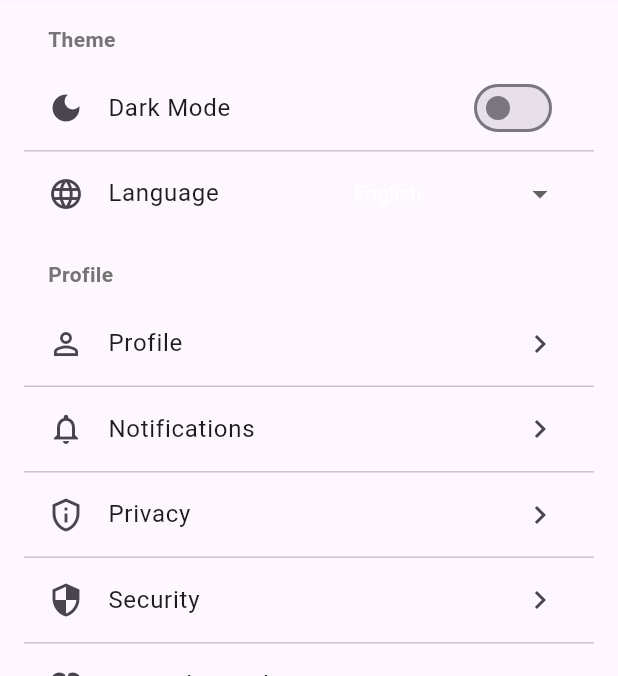
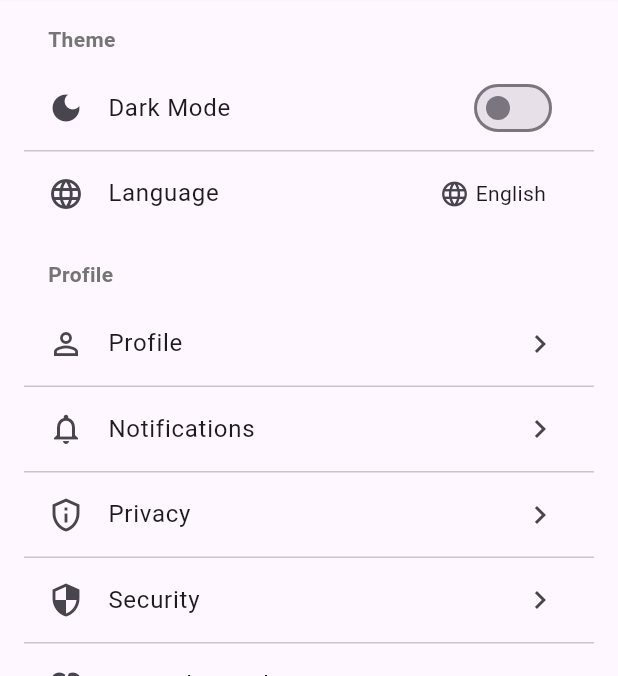
Before and after one commit to cristhiandalmazzo/tango_ai_companion, a Flutter app: the SettingsScreen screen opened by its route, on a phone screen of 412 x 824 dp, the part 84-760 px from its top. Run offline on Flutter 3.47's test engine with Material 3 defaults, Android fonts, the phone set to English and light mode, and no system bars; our stand-ins replace flutter_markdown, image_picker, shared_preferences, supabase_flutter; accounts and stored records are empty; generated files the repository leaves out were written again; network calls fail.

Commit message:
language selector in settings

```diff
--- a/lib/screens/settings_screen.dart
+++ b/lib/screens/settings_screen.dart
@@ -6,6 +6,7 @@ import '../widgets/screen_container.dart';
 import '../services/relationship_service.dart';
 import '../widgets/app_container.dart';
 import '../providers/language_provider.dart';
+import '../widgets/language_selector.dart';
 
 class SettingsScreen extends StatefulWidget {
   final ThemeMode currentThemeMode;
@@ -275,31 +276,11 @@ class _SettingsScreenState extends State<SettingsScreen> {
   }
 
   Widget _buildLanguageSelector(BuildContext context) {
-    final languageProvider = Provider.of<LanguageProvider>(context);
     final l10n = AppLocalizations.of(context)!;
     return ListTile(
       leading: Icon(Icons.language, color: Theme.of(context).brightness == Brightness.dark ? Colors.white : null),
       title: Text(l10n.language, style: TextStyle(color: Theme.of(context).brightness == Brightness.dark ? Colors.white : null)),
-      trailing: DropdownButton<Locale>(
-        value: languageProvider.locale,
-        underline: const SizedBox(),
-        onChanged: (Locale? newLocale) {
-          if (newLocale != null) {
-            languageProvider.setLocale(newLocale);
-          }
-        },
-        items: const [
-          DropdownMenuItem(
-            value: Locale('en'),
-            child: Text('English'),
-          ),
-          DropdownMenuItem(
-            value: Locale('pt', 'BR'),
-            child: Text('Português (Brasil)'),
-          ),
-        ],
-        style: TextStyle(color: Theme.of(context).brightness == Brightness.dark ? Colors.white : null),
-      ),
+      trailing: LanguageSelector(isCompact: false),
     );
   }
 }
--- a/lib/widgets/language_selector.dart
+++ b/lib/widgets/language_selector.dart
@@ -15,19 +15,32 @@ class LanguageSelector extends StatelessWidget {
   Widget build(BuildContext context) {
     final languageProvider = Provider.of<LanguageProvider>(context);
     final l10n = AppLocalizations.of(context)!;
+    final isDarkMode = Theme.of(context).brightness == Brightness.dark;
 
     return PopupMenuButton<Locale>(
       tooltip: l10n.changeLanguage,
+      color: Theme.of(context).scaffoldBackgroundColor,
       icon: isCompact
-          ? const Icon(Icons.language, size: 20)
+          ? Icon(
+              Icons.language,
+              size: 20,
+              color: isDarkMode ? Colors.white : null,
+            )
           : Row(
               mainAxisSize: MainAxisSize.min,
               children: [
-                const Icon(Icons.language, size: 20),
+                Icon(
+                  Icons.language,
+                  size: 20,
+                  color: isDarkMode ? Colors.white : null,
+                ),
                 const SizedBox(width: 4),
                 Text(
                   _getLanguageName(languageProvider.locale, l10n),
-                  style: const TextStyle(fontSize: 14),
+                  style: TextStyle(
+                    fontSize: 14,
+                    color: isDarkMode ? Colors.white : null,
+                  ),
                 ),
               ],
             ),
@@ -45,11 +58,20 @@ class LanguageSelector extends StatelessWidget {
                 margin: const EdgeInsets.only(right: 8),
                 child: const Text("🇺🇸", style: TextStyle(fontSize: 18)),
               ),
-              Text(l10n.english),
+              Text(
+                l10n.english,
+                style: TextStyle(
+                  color: isDarkMode ? Colors.white : null,
+                ),
+              ),
               if (languageProvider.locale.languageCode == 'en')
-                const Padding(
-                  padding: EdgeInsets.only(left: 8),
-                  child: Icon(Icons.check, size: 18),
+                Padding(
+                  padding: const EdgeInsets.only(left: 8),
+                  child: Icon(
+                    Icons.check,
+                    size: 18,
+                    color: isDarkMode ? Colors.white : null,
+                  ),
                 ),
             ],
           ),
@@ -64,11 +86,20 @@ class LanguageSelector extends StatelessWidget {
                 margin: const EdgeInsets.only(right: 8),
                 child: const Text("🇧🇷", style: TextStyle(fontSize: 18)),
               ),
-              Text(l10n.portuguese),
+              Text(
+                l10n.portuguese,
+                style: TextStyle(
+                  color: isDarkMode ? Colors.white : null,
+                ),
+              ),
               if (languageProvider.locale.languageCode == 'pt')
-                const Padding(
-                  padding: EdgeInsets.only(left: 8),
-                  child: Icon(Icons.check, size: 18),
+                Padding(
+                  padding: const EdgeInsets.only(left: 8),
+                  child: Icon(
+                    Icons.check,
+                    size: 18,
+                    color: isDarkMode ? Colors.white : null,
+                  ),
                 ),
             ],
           ),
```
